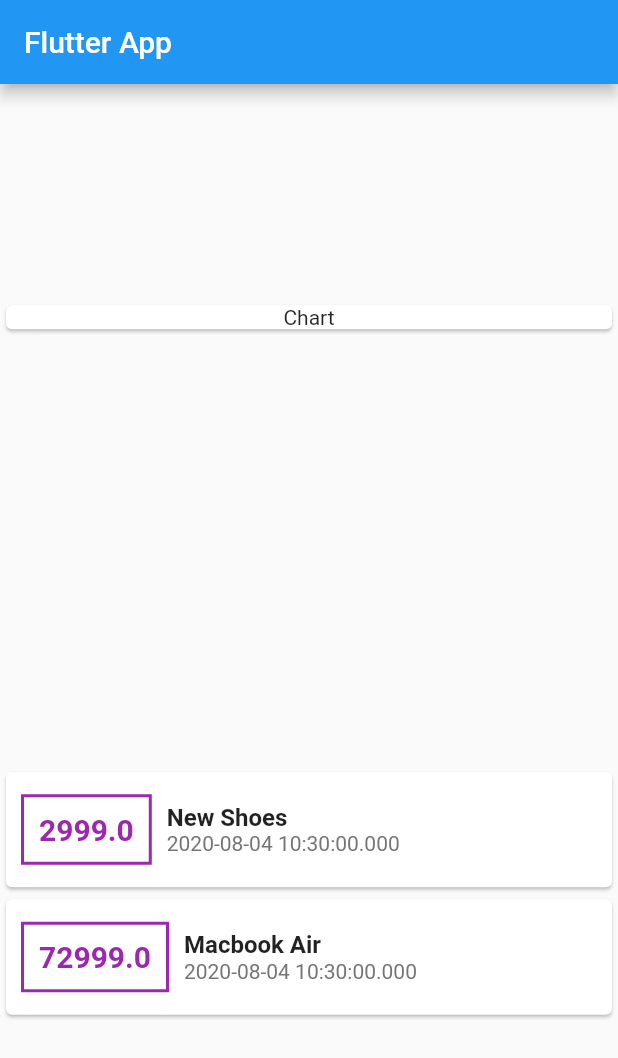
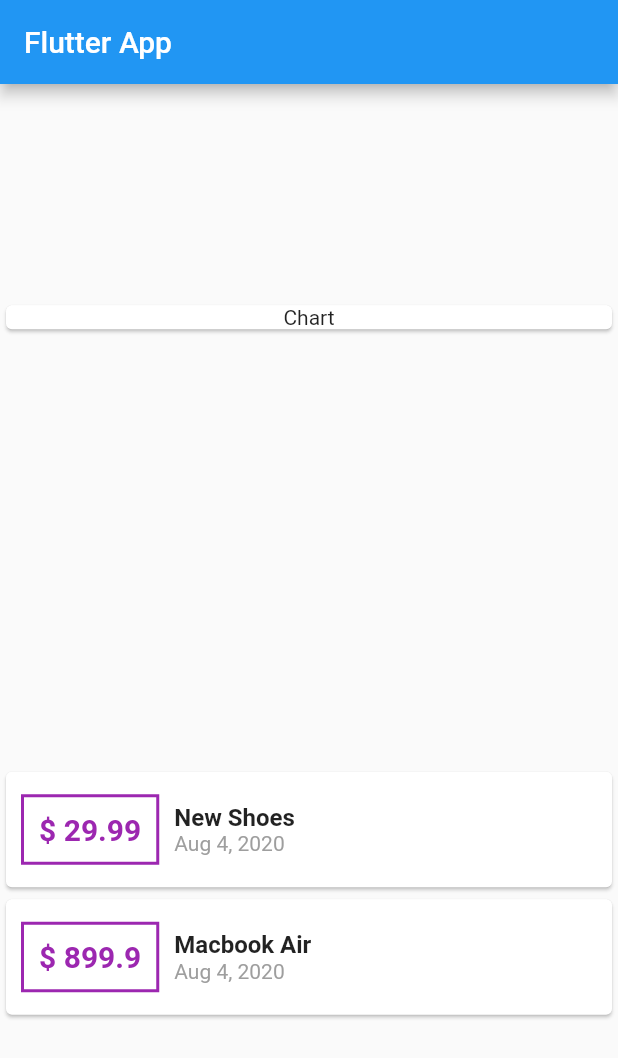
Before and after one commit to stellarbeam/personal_expenses, a Flutter app: the screen it shows after launch, on a phone screen of 412 x 824 dp. Shown: the top 1058 px of the screen. Run offline on Flutter 3.47's test engine with Material 2 defaults, Android fonts, the phone set to English and light mode, and no system bars.

Commit message:
Format transaction details

```diff
--- a/lib/main.dart
+++ b/lib/main.dart
@@ -1,4 +1,5 @@
 import 'package:flutter/material.dart';
+import 'package:intl/intl.dart';
 
 import 'transaction.dart';
 
@@ -19,13 +20,13 @@ class MyHomePage extends StatelessWidget {
     Transaction(
       id: 't1',
       title: 'New Shoes',
-      amount: 2999.00,
+      amount: 29.99,
       date: DateTime.now(),
     ),
     Transaction(
       id: 't2',
       title: 'Macbook Air',
-      amount: 72999.00,
+      amount: 899.90,
       date: DateTime.now(),
     ),
   ];
@@ -53,7 +54,7 @@ class MyHomePage extends StatelessWidget {
                   children: [
                     Container(
                       child: Text(
-                        txn.amount.toString(),
+                        '\$ ${txn.amount}',
                         style: TextStyle(
                           color: Colors.purple,
                           fontWeight: FontWeight.bold,
@@ -83,11 +84,11 @@ class MyHomePage extends StatelessWidget {
                           ),
                         ),
                         Text(
-                          txn.date.toString(),
-                          style: TextStyle(color: Colors.grey[600]),
+                          '${DateFormat.yMMMd().format(txn.date)}',
+                          style: TextStyle(color: Colors.grey),
                         ),
                       ],
-                    )
+                    ),
                   ],
                 ),
               );
--- a/pubspec.yaml
+++ b/pubspec.yaml
@@ -23,6 +23,7 @@ environment:
 dependencies:
   flutter:
     sdk: flutter
+  intl: ^0.16.1
 
 
   # The following adds the Cupertino Icons font to your application.
```
Also changed, not shown: pubspec.lock.
